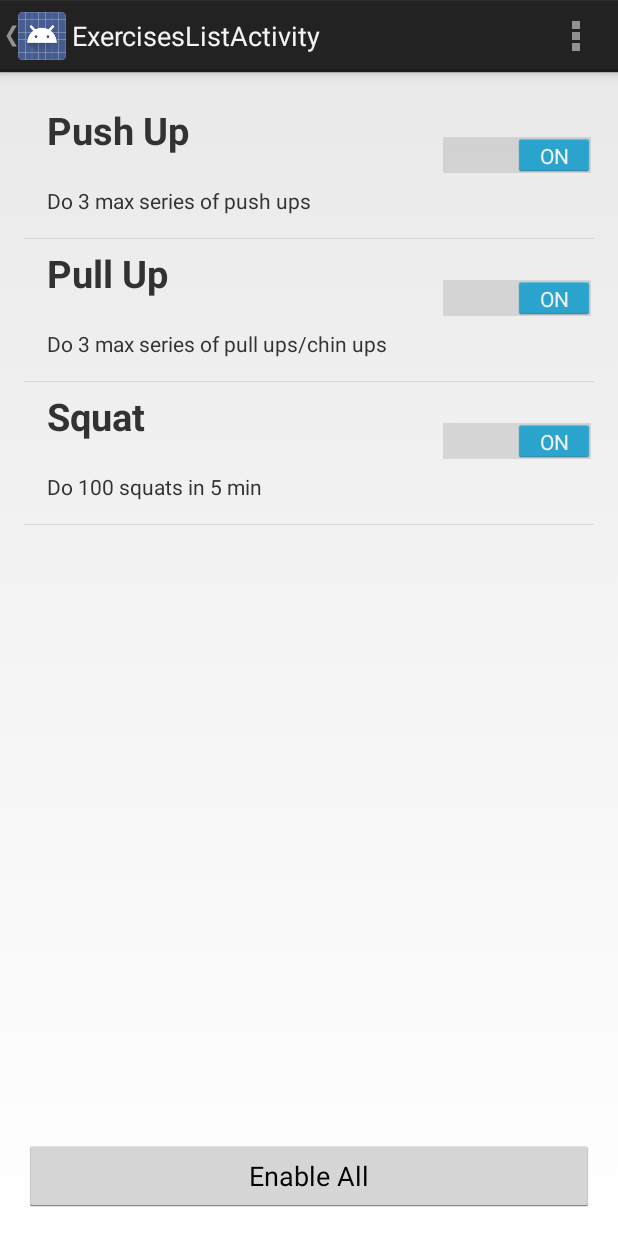
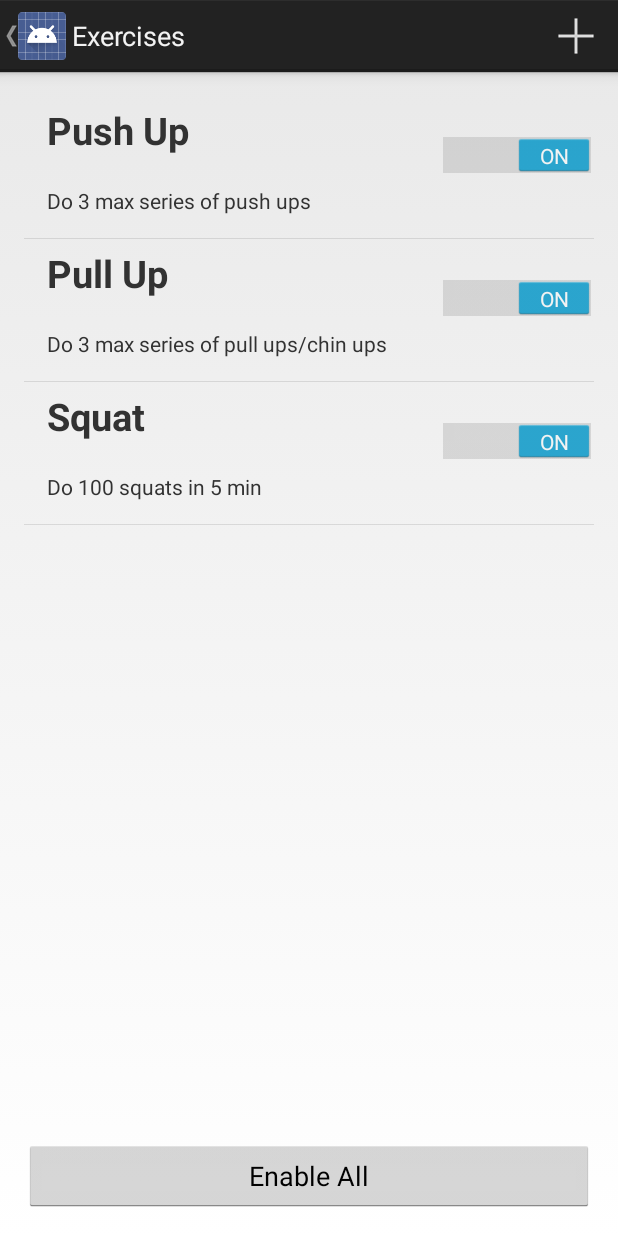
Before and after one commit to a-songac/boost-break, an Android app: the ExercisesListActivity screen opened directly, with no data from a screen before it, on a phone screen of 412 x 824 dp. Run offline under Robolectric (Android 15) with nearby library versions, the phone set to English and light mode, and no system bars.

Commit message:
Add action to exercises activity menu

```diff
--- a/app/src/main/res/menu/menu_exercises_list.xml
+++ b/app/src/main/res/menu/menu_exercises_list.xml
@@ -1,6 +1,12 @@
-<menu xmlns:android="http://schemas.android.com/apk/res/android"
+<menu
+    xmlns:android="http://schemas.android.com/apk/res/android"
     xmlns:tools="http://schemas.android.com/tools"
     tools:context="project.boostbreak.ExercisesListActivity">
-    <item android:id="@+id/action_settings" android:title="@string/action_settings"
-        android:orderInCategory="100" android:showAsAction="never" />
+
+    <item
+        android:id="@+id/action_add"
+        android:title="@string/exercise_action_add"
+        android:orderInCategory="100"
+        android:showAsAction="always"
+        android:icon="@drawable/ic_content_new"/>
 </menu>
--- a/app/src/main/res/values/strings.xml
+++ b/app/src/main/res/values/strings.xml
@@ -17,9 +17,11 @@
     <string name="exerciseName">Exercise:</string>
     <string name="exerciseDuration">Duration: </string>
     <string name="exerciseDescription">Description: </string>
-    <string name="title_activity_exercises_list">ExercisesListActivity</string>
+    <string name="title_activity_exercises_list">Exercises</string>
     <string name="hello_world">Hello world!</string>
     <string name="hello_blank_fragment">Hello blank fragment</string>
-    <string name="title_activity_statistics">StatisticsActivity</string>
+    <string name="title_activity_statistics">Stats</string>
+
+    <string name="exercise_action_add">Add</string>
 
 </resources>
```
Also changed, not shown: app/src/main/java/project/boostbreak/ExercisesListActivity.java (+3 -4 lines), app/src/main/res/drawable-hdpi/ic_content_new.png (added).
